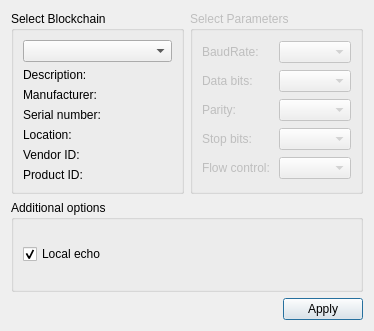
Qt form settingsdialog.ui (BlockchainVotingOrganisation/bvs_gui) before a commit.
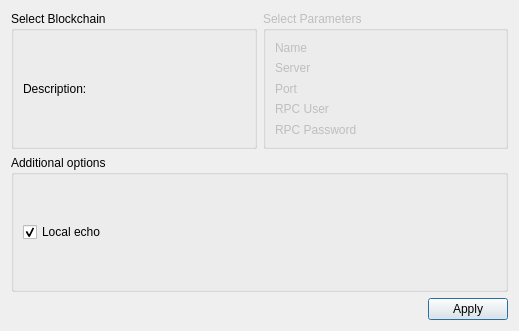
The same form after that commit.

Commit message: Add streamitems in projectRepository Add class settingsdialog sttingsdialog

```diff
--- a/settingsdialog.ui
+++ b/settingsdialog.ui
@@ -6,7 +6,7 @@
    <rect>
     <x>0</x>
     <y>0</y>
-    <width>374</width>
+    <width>519</width>
     <height>331</height>
    </rect>
   </property>
@@ -23,55 +23,40 @@
       <string>Select Parameters</string>
      </property>
      <layout class="QGridLayout" name="gridLayout_2">
-      <item row="0" column="0">
-       <widget class="QLabel" name="baudRateLabel">
+      <item row="4" column="0">
+       <widget class="QLabel" name="flowControlLabel">
         <property name="text">
-         <string>BaudRate:</string>
+         <string>RPC Password</string>
         </property>
        </widget>
       </item>
-      <item row="0" column="1">
-       <widget class="QComboBox" name="baudRateBox"/>
-      </item>
       <item row="1" column="0">
        <widget class="QLabel" name="dataBitsLabel">
         <property name="text">
-         <string>Data bits:</string>
+         <string>Server</string>
         </property>
        </widget>
       </item>
-      <item row="1" column="1">
-       <widget class="QComboBox" name="dataBitsBox"/>
-      </item>
-      <item row="2" column="0">
-       <widget class="QLabel" name="parityLabel">
-        <property name="text">
-         <string>Parity:</string>
-        </property>
-       </widget>
-      </item>
-      <item row="2" column="1">
-       <widget class="QComboBox" name="parityBox"/>
-      </item>
       <item row="3" column="0">
        <widget class="QLabel" name="stopBitsLabel">
         <property name="text">
-         <string>Stop bits:</string>
+         <string>RPC User</string>
         </property>
        </widget>
       </item>
-      <item row="3" column="1">
-       <widget class="QComboBox" name="stopBitsBox"/>
-      </item>
-      <item row="4" column="0">
-       <widget class="QLabel" name="flowControlLabel">
+      <item row="2" column="0">
+       <widget class="QLabel" name="parityLabel">
         <property name="text">
-         <string>Flow control:</string>
+         <string>Port</string>
         </property>
        </widget>
       </item>
-      <item row="4" column="1">
-       <widget class="QComboBox" name="flowControlBox"/>
+      <item row="0" column="0">
+       <widget class="QLabel" name="baudRateLabel">
+        <property name="text">
+         <string>Name</string>
+        </property>
+       </widget>
       </item>
      </layout>
     </widget>
@@ -83,50 +68,12 @@
      </property>
      <layout class="QGridLayout" name="gridLayout">
       <item row="0" column="0">
-       <widget class="QComboBox" name="serialPortInfoListBox"/>
-      </item>
-      <item row="1" column="0">
        <widget class="QLabel" name="descriptionLabel">
         <property name="text">
          <string>Description:</string>
         </property>
        </widget>
       </item>
-      <item row="2" column="0">
-       <widget class="QLabel" name="manufacturerLabel">
-        <property name="text">
-         <string>Manufacturer:</string>
-        </property>
-       </widget>
-      </item>
-      <item row="3" column="0">
-       <widget class="QLabel" name="serialNumberLabel">
-        <property name="text">
-         <string>Serial number:</string>
-        </property>
-       </widget>
-      </item>
-      <item row="4" column="0">
-       <widget class="QLabel" name="locationLabel">
-        <property name="text">
-         <string>Location:</string>
-        </property>
-       </widget>
-      </item>
-      <item row="5" column="0">
-       <widget class="QLabel" name="vidLabel">
-        <property name="text">
-         <string>Vendor ID:</string>
-        </property>
-       </widget>
-      </item>
-      <item row="6" column="0">
-       <widget class="QLabel" name="pidLabel">
-        <property name="text">
-         <string>Product ID:</string>
-        </property>
-       </widget>
-      </item>
      </layout>
     </widget>
    </item>
```
The commit also changes 11 other files.
